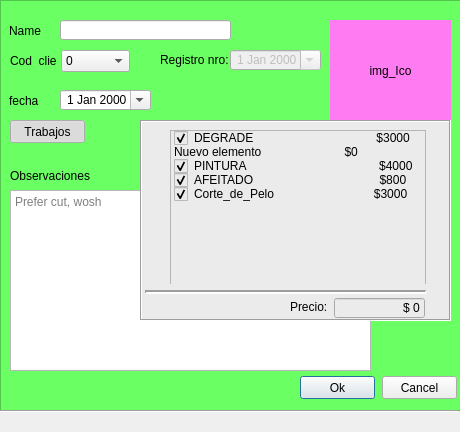
Qt form Reserv.ui (Fernandez-Miguel-A/Gestor_remake) before a commit.
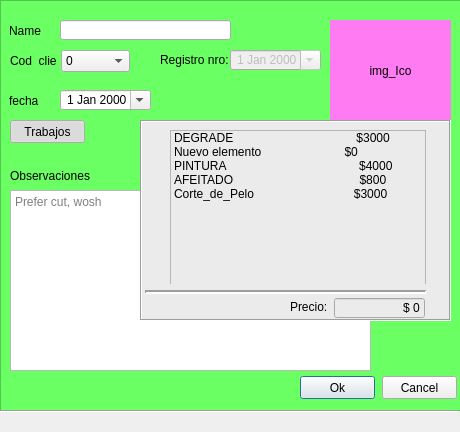
The same form after that commit.

Commit message: Valor por defecto NO seleccionado

Diff of the .ui file:
```diff
--- a/Reserv.ui
+++ b/Reserv.ui
@@ -186,7 +186,7 @@
       <string>DEGRADE                                     $3000</string>
      </property>
      <property name="checkState">
-      <enum>Checked</enum>
+      <enum>Unchecked</enum>
      </property>
     </item>
     <item>
@@ -202,7 +202,7 @@
       <string>PINTURA                                        $4000</string>
      </property>
      <property name="checkState">
-      <enum>Checked</enum>
+      <enum>Unchecked</enum>
      </property>
     </item>
     <item>
@@ -210,7 +210,7 @@
       <string>AFEITADO                                      $800</string>
      </property>
      <property name="checkState">
-      <enum>Checked</enum>
+      <enum>Unchecked</enum>
      </property>
     </item>
     <item>
@@ -218,7 +218,7 @@
       <string>Corte_de_Pelo                              $3000</string>
      </property>
      <property name="checkState">
-      <enum>Checked</enum>
+      <enum>Unchecked</enum>
      </property>
     </item>
    </widget>
```
The commit also changes 1 other file.
